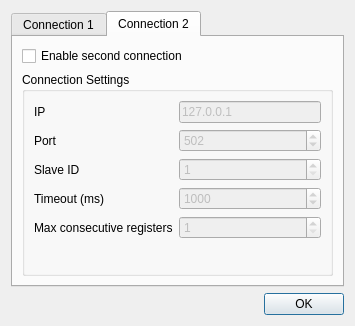
This is src/dialogs/connectiondialog.ui in ModbusScope/ModbusScope as Qt 5 draws it before an edit. The edited form follows.
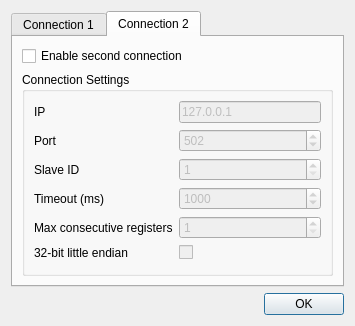
This is the edited form. The open tabs and pages were chosen to show the change. Icons and pictures are not drawn.

Commit message: Add 32bit endianness to connection dialog

What changed in the file:
```diff
--- a/src/dialogs/connectiondialog.ui
+++ b/src/dialogs/connectiondialog.ui
@@ -270,6 +270,23 @@
             </property>
            </widget>
           </item>
+          <item row="5" column="0">
+           <widget class="QLabel" name="label_12">
+            <property name="text">
+             <string>32-bit little endian</string>
+            </property>
+           </widget>
+          </item>
+          <item row="5" column="1">
+           <widget class="QCheckBox" name="checkInt32LittleEndian_2">
+            <property name="enabled">
+             <bool>false</bool>
+            </property>
+            <property name="text">
+             <string/>
+            </property>
+           </widget>
+          </item>
          </layout>
         </widget>
        </item>
```
Left out of the diff: 19 changed lines with no effect on the pictures. The commit also changes 2 other files.
